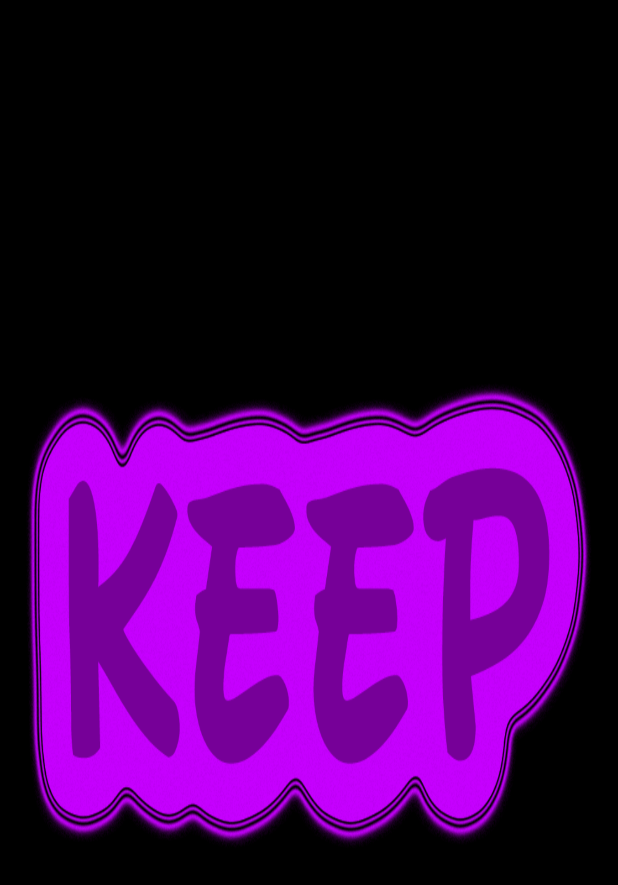
After one commit to mmsamiei/keeps, an Android app: the layout activity_splashscreen.xml on its own in the app's theme, with its tools: preview values and no code run, on a phone screen of 412 x 824 dp. The commit adds this screen. Shown: the top 885 px of the screen. Run offline under Robolectric (Android 15) with nearby library versions, the phone set to English and light mode, and no system bars.

Commit message:
add splash . but it is ugly :(

```diff
--- a/app/src/main/AndroidManifest.xml
+++ b/app/src/main/AndroidManifest.xml
@@ -8,13 +8,14 @@
         android:label="@string/app_name"
         android:supportsRtl="true"
         android:theme="@style/AppTheme">
-        <activity android:name=".DesicionMaker">
+        <activity android:name=".Splashscreen">
             <intent-filter>
                 <action android:name="android.intent.action.MAIN" />
 
                 <category android:name="android.intent.category.LAUNCHER" />
             </intent-filter>
         </activity>
+        <activity android:name=".DesicionMaker"></activity>
         <activity android:name=".LoginActivity" />
         <activity android:name=".MainActivity" />
         <activity android:name=".NoteActivity" />
@@ -22,6 +23,7 @@
         <activity
             android:name=".ColorDialog"
             android:theme="@android:style/Theme.Holo.Dialog"></activity>
+        <activity android:name=".ModifyActivity"></activity>
         <receiver android:name=".MyBroadcastReciver"></receiver>
 
 
--- /dev/null
+++ b/app/src/main/res/anim/alpha.xml
@@ -0,0 +1,6 @@
+<?xml version="1.0" encoding="utf-8"?>
+<alpha
+    xmlns:android="http://schemas.android.com/apk/res/android"
+    android:fromAlpha="0.8"
+    android:toAlpha="1.0"
+    android:duration="2000" />
--- /dev/null
+++ b/app/src/main/res/anim/translate.xml
@@ -0,0 +1,14 @@
+<?xml version="1.0" encoding="utf-8"?>
+<set
+    xmlns:android="http://schemas.android.com/apk/res/android">
+
+    <translate
+        xmlns:android="http://schemas.android.com/apk/res/android"
+        android:fromXDelta="0%"
+        android:toXDelta="0%"
+        android:fromYDelta="200%"
+        android:toYDelta="0%"
+        android:duration="3000"
+        android:zAdjustment="top" />
+
+</set>
--- /dev/null
+++ b/app/src/main/res/layout/activity_splashscreen.xml
@@ -0,0 +1,24 @@
+<?xml version="1.0" encoding="utf-8"?>
+<LinearLayout xmlns:android="http://schemas.android.com/apk/res/android"
+    android:layout_width="fill_parent"
+    android:layout_height="fill_parent"
+    android:background="#000000"
+    android:layout_gravity="center"
+    android:id="@+id/lin_lay"
+    android:gravity="center"
+    android:orientation="vertical" >
+
+    <ImageView
+        android:layout_width="wrap_content"
+        android:layout_height="wrap_content"
+        android:id="@+id/splash"
+        android:background="@drawable/keep_splash" />
+
+    <ImageView
+        android:layout_width="wrap_content"
+        android:layout_height="wrap_content"
+        android:id="@+id/imageView"
+        android:layout_gravity="center_horizontal"
+        android:background="@android:drawable/ic_delete"/>
+
+</LinearLayout>
--- a/app/src/main/res/layout/di_color_picker.xml
+++ b/app/src/main/res/layout/di_color_picker.xml
@@ -53,8 +53,8 @@
         <Button
             android:layout_width="0dp"
             android:layout_height="wrap_content"
-            android:background="@color/gray"
-            android:id="@+id/btn_graybtn"
+            android:background="@color/white"
+            android:id="@+id/btn_whitebtn"
             android:layout_weight="1" />
     </LinearLayout>
 
--- a/app/src/main/res/layout/note_list_item.xml
+++ b/app/src/main/res/layout/note_list_item.xml
@@ -11,6 +11,7 @@
         android:padding="10dp"
         android:text="عنوان"
         android:gravity="right"
+        android:textStyle="bold"
         android:id="@+id/title_txt" />
     <TextView
         android:padding="10dp"
```
Also changed, not shown: app/src/main/java/com/mmsamiei/keeps/Splashscreen.java (added, +79 -0 lines), app/src/main/res/layout/ac_modify.xml (added, +155 -0 lines), app/src/main/res/drawable-mdpi/delete_icon.png (added), app/src/main/res/drawable-mdpi/keep_splash.png (added).
